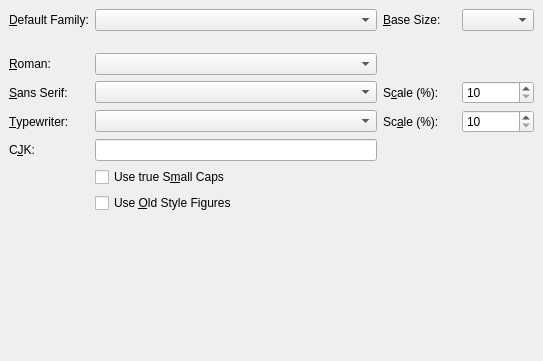
Old version of the form src/frontends/qt4/ui/FontUi.ui in the repository cburschka/lyx.
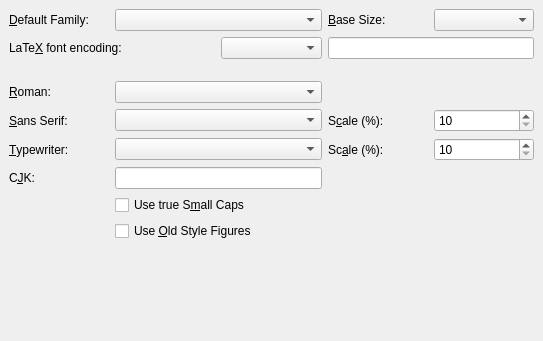
New version of the form.

Commit message:
* Add support for per-document fontenc setting (bug 5730)
File format change.

Patch:
```diff
--- a/src/frontends/qt4/ui/FontUi.ui
+++ b/src/frontends/qt4/ui/FontUi.ui
@@ -6,7 +6,7 @@
     <x>0</x>
     <y>0</y>
     <width>543</width>
-    <height>361</height>
+    <height>341</height>
    </rect>
   </property>
   <property name="windowTitle" >
@@ -19,7 +19,61 @@
    <property name="spacing" >
     <number>6</number>
    </property>
-   <item row="8" column="0" colspan="4" >
+   <item row="1" column="2" >
+    <widget class="QComboBox" name="fontencCO" />
+   </item>
+   <item row="1" column="0" colspan="2" >
+    <widget class="QLabel" name="fontencLA" >
+     <property name="text" >
+      <string>LaTe&amp;X font encoding:</string>
+     </property>
+     <property name="buddy" >
+      <cstring>fontencCO</cstring>
+     </property>
+    </widget>
+   </item>
+   <item row="1" column="3" colspan="2" >
+    <widget class="QLineEdit" name="fontencLE" >
+     <property name="toolTip" >
+      <string>Specify the font encoding (e.g., T1).</string>
+     </property>
+    </widget>
+   </item>
+   <item row="0" column="0" >
+    <widget class="QLabel" name="fontsDefaultLA" >
+     <property name="text" >
+      <string>&amp;Default Family:</string>
+     </property>
+     <property name="buddy" >
+      <cstring>fontsDefaultCO</cstring>
+     </property>
+    </widget>
+   </item>
+   <item row="0" column="1" colspan="2" >
+    <widget class="QComboBox" name="fontsDefaultCO" >
+     <property name="toolTip" >
+      <string>Select the default family for the document</string>
+     </property>
+    </widget>
+   </item>
+   <item row="0" column="4" >
+    <widget class="QComboBox" name="fontsizeCO" >
+     <property name="toolTip" >
+      <string/>
+     </property>
+    </widget>
+   </item>
+   <item row="0" column="3" >
+    <widget class="QLabel" name="TextLabel2_2" >
+     <property name="text" >
+      <string>&amp;Base Size:</string>
+     </property>
+     <property name="buddy" >
+      <cstring>fontsizeCO</cstring>
+     </property>
+    </widget>
+   </item>
+   <item row="9" column="0" colspan="5" >
     <spacer>
      <property name="orientation" >
       <enum>Qt::Vertical</enum>
@@ -29,163 +83,26 @@
      </property>
      <property name="sizeHint" >
       <size>
-       <width>391</width>
-       <height>16</height>
+       <width>525</width>
+       <height>41</height>
       </size>
      </property>
     </spacer>
    </item>
-   <item row="7" column="1" >
-    <widget class="QCheckBox" name="fontOsfCB" >
-     <property name="toolTip" >
-      <string>Use old style instead of lining figures</string>
-     </property>
-     <property name="text" >
-      <string>Use &amp;Old Style Figures</string>
-     </property>
-    </widget>
-   </item>
-   <item row="6" column="1" >
-    <widget class="QCheckBox" name="fontScCB" >
-     <property name="toolTip" >
-      <string>Use a real small caps shape, if the font provides one</string>
-     </property>
-     <property name="text" >
-      <string>Use true S&amp;mall Caps</string>
-     </property>
-    </widget>
-   </item>
-   <item row="5" column="2" colspan="2" >
+   <item row="2" column="1" colspan="2" >
     <spacer>
      <property name="orientation" >
       <enum>Qt::Horizontal</enum>
      </property>
      <property name="sizeHint" >
       <size>
-       <width>151</width>
-       <height>20</height>
+       <width>182</width>
+       <height>16</height>
       </size>
      </property>
     </spacer>
    </item>
-   <item row="5" column="1" >
-    <widget class="QLineEdit" name="cjkFontLE" >
-     <property name="toolTip" >
-      <string>Input the font to be used for Chinese, Japanese or Korean (CJK) script</string>
-     </property>
-    </widget>
-   </item>
-   <item row="5" column="0" >
-    <widget class="QLabel" name="cjkFontLA" >
-     <property name="text" >
-      <string>C&amp;JK:</string>
-     </property>
-     <property name="buddy" >
-      <cstring>cjkFontLE</cstring>
-     </property>
-    </widget>
-   </item>
-   <item row="4" column="3" >
-    <widget class="QSpinBox" name="scaleTypewriterSB" >
-     <property name="toolTip" >
-      <string>Scale the Typewriter font to match the base font's dimensions</string>
-     </property>
-     <property name="maximum" >
-      <number>200</number>
-     </property>
-     <property name="minimum" >
-      <number>10</number>
-     </property>
-    </widget>
-   </item>
-   <item row="4" column="2" >
-    <widget class="QLabel" name="scaleTypewriterLA" >
-     <property name="text" >
-      <string>Sc&amp;ale (%):</string>
-     </property>
-     <property name="buddy" >
-      <cstring>scaleTypewriterSB</cstring>
-     </property>
-    </widget>
-   </item>
-   <item row="4" column="1" >
-    <widget class="QComboBox" name="fontsTypewriterCO" >
-     <property name="toolTip" >
-      <string>Select the typewriter (monospaced) typeface</string>
-     </property>
-    </widget>
-   </item>
-   <item row="4" column="0" >
-    <widget class="QLabel" name="fontsTypewriterLA" >
-     <property name="text" >
-      <string>&amp;Typewriter:</string>
-     </property>
-     <property name="buddy" >
-      <cstring>fontsTypewriterCO</cstring>
-     </property>
-    </widget>
-   </item>
-   <item row="3" column="3" >
-    <widget class="QSpinBox" name="scaleSansSB" >
-     <property name="toolTip" >
-      <string>Scale the Sans Serif font to match the base font's dimensions</string>
-     </property>
-     <property name="maximum" >
-      <number>200</number>
-     </property>
-     <property name="minimum" >
-      <number>10</number>
-     </property>
-    </widget>
-   </item>
-   <item row="3" column="2" >
-    <widget class="QLabel" name="scaleSansLA" >
-     <property name="text" >
-      <string>S&amp;cale (%):</string>
-     </property>
-     <property name="buddy" >
-      <cstring>scaleSansSB</cstring>
-     </property>
-    </widget>
-   </item>
-   <item row="3" column="1" >
-    <widget class="QComboBox" name="fontsSansCO" >
-     <property name="toolTip" >
-      <string>Select the Sans Serif (grotesque) typeface</string>
-     </property>
-    </widget>
-   </item>
    <item row="3" column="0" >
-    <widget class="QLabel" name="fontsSansLA" >
-     <property name="text" >
-      <string>&amp;Sans Serif:</string>
-     </property>
-     <property name="buddy" >
-      <cstring>fontsSansCO</cstring>
-     </property>
-    </widget>
-   </item>
-   <item row="2" column="2" colspan="2" >
-    <spacer>
-     <property name="orientation" >
-      <enum>Qt::Horizontal</enum>
-     </property>
-     <property name="sizeHint" >
-      <size>
-       <width>131</width>
-       <height>20</height>
-      </size>
-     </property>
-    </spacer>
-   </item>
-   <item row="2" column="1" >
-    <widget class="QComboBox" name="fontsRomanCO" >
-     <property name="toolTip" >
-      <string>Select the roman (serif) typeface</string>
-     </property>
-    </widget>
-   </item>
-   <item row="2" column="0" >
     <widget class="QLabel" name="fontsRomanLA" >
      <property name="text" >
       <string>&amp;Roman:</string>
@@ -195,50 +112,153 @@
      </property>
     </widget>
    </item>
-   <item row="1" column="1" >
+   <item row="3" column="1" colspan="2" >
+    <widget class="QComboBox" name="fontsRomanCO" >
+     <property name="toolTip" >
+      <string>Select the roman (serif) typeface</string>
+     </property>
+    </widget>
+   </item>
+   <item row="3" column="3" colspan="2" >
     <spacer>
      <property name="orientation" >
       <enum>Qt::Horizontal</enum>
      </property>
      <property name="sizeHint" >
       <size>
-       <width>182</width>
-       <height>16</height>
+       <width>131</width>
+       <height>20</height>
       </size>
      </property>
     </spacer>
    </item>
-   <item row="0" column="3" >
-    <widget class="QComboBox" name="fontsizeCO" >
+   <item row="4" column="0" >
+    <widget class="QLabel" name="fontsSansLA" >
+     <property name="text" >
+      <string>&amp;Sans Serif:</string>
+     </property>
+     <property name="buddy" >
+      <cstring>fontsSansCO</cstring>
+     </property>
+    </widget>
+   </item>
+   <item row="4" column="1" colspan="2" >
+    <widget class="QComboBox" name="fontsSansCO" >
      <property name="toolTip" >
       <string/>
      </property>
     </widget>
    </item>
-   <item row="0" column="2" >
-    <widget class="QLabel" name="TextLabel2_2" >
+   <item row="4" column="3" >
+    <widget class="QLabel" name="scaleSansLA" >
      <property name="text" >
-      <string>&amp;Base Size:</string>
+      <string>S&amp;cale (%):</string>
      </property>
      <property name="buddy" >
       <cstring>fontsizeCO</cstring>
      </property>
     </widget>
    </item>
-   <item row="0" column="1" >
-    <widget class="QComboBox" name="fontsDefaultCO" >
+   <item row="4" column="4" >
+    <widget class="QSpinBox" name="scaleSansSB" >
      <property name="toolTip" >
       <string>Select the default family for the document</string>
      </property>
+     <property name="maximum" >
+      <number>200</number>
+     </property>
+     <property name="minimum" >
+      <number>10</number>
+     </property>
     </widget>
    </item>
-   <item row="0" column="0" >
-    <widget class="QLabel" name="fontsDefaultLA" >
+   <item row="5" column="0" >
+    <widget class="QLabel" name="fontsTypewriterLA" >
      <property name="text" >
-      <string>&amp;Default Family:</string>
+      <string>&amp;Typewriter:</string>
      </property>
      <property name="buddy" >
-      <cstring>fontsDefaultCO</cstring>
+      <cstring>fontsTypewriterCO</cstring>
+     </property>
+    </widget>
+   </item>
+   <item row="5" column="1" colspan="2" >
+    <widget class="QComboBox" name="fontsTypewriterCO" >
+     <property name="toolTip" >
+      <string>Select the typewriter (monospaced) typeface</string>
+     </property>
+    </widget>
+   </item>
+   <item row="5" column="3" >
+    <widget class="QLabel" name="scaleTypewriterLA" >
+     <property name="text" >
+      <string>Sc&amp;ale (%):</string>
+     </property>
+     <property name="buddy" >
+      <cstring>scaleTypewriterSB</cstring>
+     </property>
+    </widget>
+   </item>
+   <item row="5" column="4" >
+    <widget class="QSpinBox" name="scaleTypewriterSB" >
+     <property name="toolTip" >
+      <string>Scale the Typewriter font to match the base font's dimensions</string>
+     </property>
+     <property name="maximum" >
+      <number>200</number>
+     </property>
+     <property name="minimum" >
+      <number>10</number>
+     </property>
+    </widget>
+   </item>
+   <item row="6" column="0" >
+    <widget class="QLabel" name="cjkFontLA" >
+     <property name="text" >
+      <string>C&amp;JK:</string>
+     </property>
+     <property name="buddy" >
+      <cstring>cjkFontLE</cstring>
+     </property>
+    </widget>
+   </item>
+   <item row="6" column="1" colspan="2" >
+    <widget class="QLineEdit" name="cjkFontLE" >
+     <property name="toolTip" >
+      <string>Input the font to be used for Chinese, Japanese or Korean (CJK) script</string>
+     </property>
+    </widget>
+   </item>
+   <item row="6" column="3" colspan="2" >
+    <spacer>
+     <property name="orientation" >
+      <enum>Qt::Horizontal</enum>
+     </property>
+     <property name="sizeHint" >
+      <size>
+       <width>151</width>
+       <height>20</height>
+      </size>
+     </property>
+    </spacer>
+   </item>
+   <item row="7" column="1" colspan="2" >
+    <widget class="QCheckBox" name="fontScCB" >
+     <property name="toolTip" >
+      <string>Use a real small caps shape, if the font provides one</string>
+     </property>
+     <property name="text" >
+      <string>Use true S&amp;mall Caps</string>
+     </property>
+    </widget>
+   </item>
+   <item row="8" column="1" colspan="2" >
+    <widget class="QCheckBox" name="fontOsfCB" >
+     <property name="toolTip" >
+      <string>Use old style instead of lining figures</string>
+     </property>
+     <property name="text" >
+      <string>Use &amp;Old Style Figures</string>
      </property>
     </widget>
    </item>
```
Left out of the diff: 6 changed lines with no effect on the pictures. The commit also changes 5 other files.
